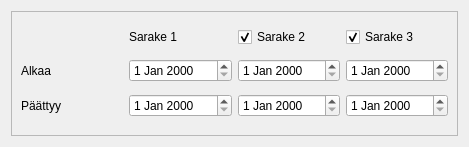
Old version of the form kitupiikki/raportti/muokattavaraportti.ui in the repository artoh/kitupiikki.
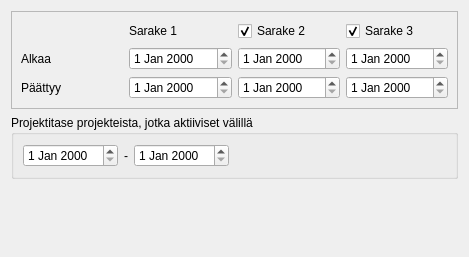
New version of the form.

Patch:
```diff
--- a/kitupiikki/raportti/muokattavaraportti.ui
+++ b/kitupiikki/raportti/muokattavaraportti.ui
@@ -7,7 +7,7 @@
     <x>0</x>
     <y>0</y>
     <width>469</width>
-    <height>147</height>
+    <height>257</height>
    </rect>
   </property>
   <property name="windowTitle">
@@ -107,6 +107,54 @@
      </layout>
     </widget>
    </item>
+   <item>
+    <widget class="QGroupBox" name="projektitaseRyhma">
+     <property name="title">
+      <string>Projektitase projekteista, jotka aktiiviset välillä    </string>
+     </property>
+     <layout class="QHBoxLayout" name="horizontalLayout">
+      <item>
+       <widget class="QDateEdit" name="projektiAlkaa"/>
+      </item>
+      <item>
+       <widget class="QLabel" name="label_2">
+        <property name="text">
+         <string>-</string>
+        </property>
+       </widget>
+      </item>
+      <item>
+       <widget class="QDateEdit" name="projektiPaattyy"/>
+      </item>
+      <item>
+       <spacer name="horizontalSpacer">
+        <property name="orientation">
+         <enum>Qt::Horizontal</enum>
+        </property>
+        <property name="sizeHint" stdset="0">
+         <size>
+          <width>201</width>
+          <height>20</height>
+         </size>
+        </property>
+       </spacer>
+      </item>
+     </layout>
+    </widget>
+   </item>
+   <item>
+    <spacer name="verticalSpacer">
+     <property name="orientation">
+      <enum>Qt::Vertical</enum>
+     </property>
+     <property name="sizeHint" stdset="0">
+      <size>
+       <width>20</width>
+       <height>40</height>
+      </size>
+     </property>
+    </spacer>
+   </item>
   </layout>
  </widget>
  <resources/>
```
Left out of the diff: 48 changed lines with no effect on the pictures.
